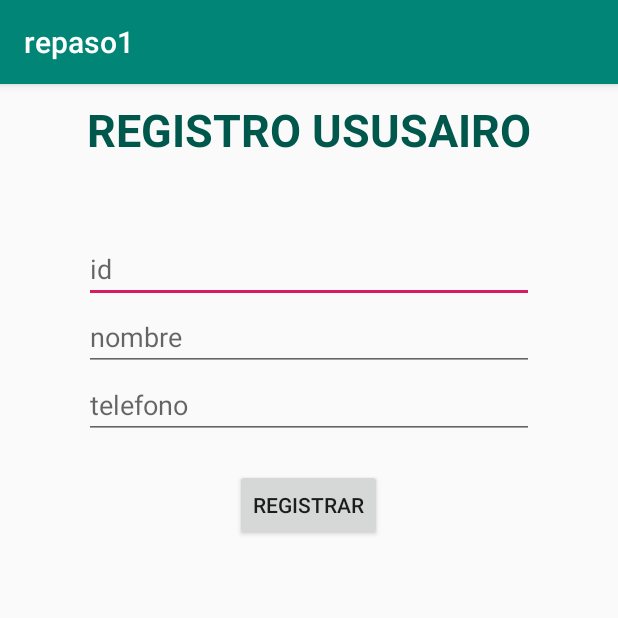
After one commit to luchoss10/repaso1, an Android app: the RegistrarUsuarioSQLitleActivity screen opened directly, with no data from a screen before it, on a phone screen of 412 x 824 dp, the top half of it. The commit adds this screen. Run offline under Robolectric (Android 15) with nearby library versions, the phone set to English and light mode, and no system bars.

Commit message:
Creacion de db y registro de datos en esta.

```diff
--- a/app/src/main/java/com/example/repaso1/ConexionSQLiteHelper.java
+++ b/app/src/main/java/com/example/repaso1/ConexionSQLiteHelper.java
@@ -6,9 +6,11 @@ import android.database.sqlite.SQLiteOpenHelper;
 
 import androidx.annotation.Nullable;
 
+import com.example.repaso1.utilidades.Utilidades;
+
 public class ConexionSQLiteHelper extends SQLiteOpenHelper {
 
-    final String CREAR_TABLA_USUARIO="CREATE TABLE usuarios (id INTEGER, nombre TEXT, telefono TEXT)";
+
 
     public ConexionSQLiteHelper(@Nullable Context context, @Nullable String name, @Nullable SQLiteDatabase.CursorFactory factory, int version) {
         super(context, name, factory, version);
@@ -16,7 +18,7 @@ public class ConexionSQLiteHelper extends SQLiteOpenHelper {
 
     @Override
     public void onCreate(SQLiteDatabase db) {
-        db.execSQL(CREAR_TABLA_USUARIO);
+        db.execSQL(Utilidades.CREAR_TABLA_USUARIO);
     }
 
     @Override
--- /dev/null
+++ b/app/src/main/java/com/example/repaso1/RegistrarUsuarioSQLitleActivity.java
@@ -0,0 +1,61 @@
+package com.example.repaso1;
+
+import androidx.appcompat.app.AppCompatActivity;
+
+import android.content.ContentValues;
+import android.database.sqlite.SQLiteDatabase;
+import android.os.Bundle;
+import android.view.View;
+import android.widget.Button;
+import android.widget.EditText;
+import android.widget.TextView;
+import android.widget.Toast;
+
+import com.example.repaso1.utilidades.Utilidades;
+
+public class RegistrarUsuarioSQLitleActivity extends AppCompatActivity {
+
+    EditText campoId, campoNombre, campoTelefono;
+    Button btnRegistrar;
+
+    @Override
+    protected void onCreate(Bundle savedInstanceState) {
+        super.onCreate(savedInstanceState);
+        setContentView(R.layout.activity_registrar_usuario_sqlitle);
+
+        campoId = findViewById(R.id.id);
+        campoNombre = findViewById(R.id.nombre);
+        campoTelefono = findViewById(R.id.telefono);
+        btnRegistrar = findViewById(R.id.registrar);
+
+        btnRegistrar.setOnClickListener(new View.OnClickListener() {
+            @Override
+            public void onClick(View v) {
+                registrarUsuarios();
+            }
+        });
+
+    }
+
+    private void registrarUsuarios() {
+        ConexionSQLiteHelper conexion = new ConexionSQLiteHelper(this, "db_usuarios", null, 1);
+
+        //Abrir base de datos para poder editarla
+        SQLiteDatabase db = conexion.getWritableDatabase();
+
+        //Android nos da la forma de realizar el registro por medio de ContentValues
+        ContentValues values = new ContentValues();
+        values.put(Utilidades.CAMPO_ID, campoId.getText().toString());
+        values.put(Utilidades.CAMPO_NOMBRE, campoNombre.getText().toString());
+        values.put(Utilidades.CAMPO_TELEFONO, campoTelefono.getText().toString());
+
+        //Ahora insertar todos los valores a la DB.
+        //Vamos  a usar el metodo insert de nuestro SQLiteDatabase el cual nos
+        // retorna un long dependiendo de los datos que le enviemos.
+
+        Long idResultante = db.insert(Utilidades.TABLA_USUARIO, Utilidades.CAMPO_ID, values);
+
+        Toast.makeText(getApplicationContext(), "Id Registro "+ idResultante, Toast.LENGTH_LONG).show();
+        db.close();
+    }
+}
--- /dev/null
+++ b/app/src/main/res/layout/activity_registrar_usuario_sqlitle.xml
@@ -0,0 +1,55 @@
+<?xml version="1.0" encoding="utf-8"?>
+<LinearLayout xmlns:android="http://schemas.android.com/apk/res/android"
+    xmlns:app="http://schemas.android.com/apk/res-auto"
+    xmlns:tools="http://schemas.android.com/tools"
+    android:layout_width="match_parent"
+    android:layout_height="match_parent"
+    android:layout_margin="10dp"
+    android:orientation="vertical"
+    tools:context=".RegistrarUsuarioSQLitleActivity">
+
+
+    <TextView
+        android:layout_width="match_parent"
+        android:layout_height="wrap_content"
+        android:layout_marginBottom="50dp"
+        android:gravity="center"
+        android:text="REGISTRO USUSAIRO"
+        android:textColor="@color/colorPrimaryDark"
+        android:textSize="30dp"
+        android:textStyle="bold" />
+
+    <EditText
+        android:id="@+id/id"
+        android:layout_width="300dp"
+        android:layout_height="wrap_content"
+        android:layout_gravity="center"
+        android:hint="id"
+        android:inputType="number" />
+
+    <EditText
+        android:id="@+id/nombre"
+        android:layout_width="300dp"
+        android:layout_height="wrap_content"
+        android:layout_gravity="center"
+        android:hint="nombre"
+        android:inputType="text" />
+
+    <EditText
+        android:id="@+id/telefono"
+        android:layout_width="300dp"
+        android:layout_height="wrap_content"
+        android:layout_gravity="center"
+        android:hint="telefono"
+        android:inputType="number" />
+
+
+    <Button
+        android:id="@+id/registrar"
+        android:layout_width="wrap_content"
+        android:layout_height="wrap_content"
+        android:layout_gravity="center"
+        android:layout_marginTop="20dp"
+        android:text="REGISTRAR" />
+
+</LinearLayout>
```
Also changed, not shown: app/src/main/AndroidManifest.xml (+5 -2 lines), app/src/main/java/com/example/repaso1/SQLiteActivity.java (+13 -1 lines), app/src/main/java/com/example/repaso1/utilidades/Utilidades.java (added, +16 -0 lines).
